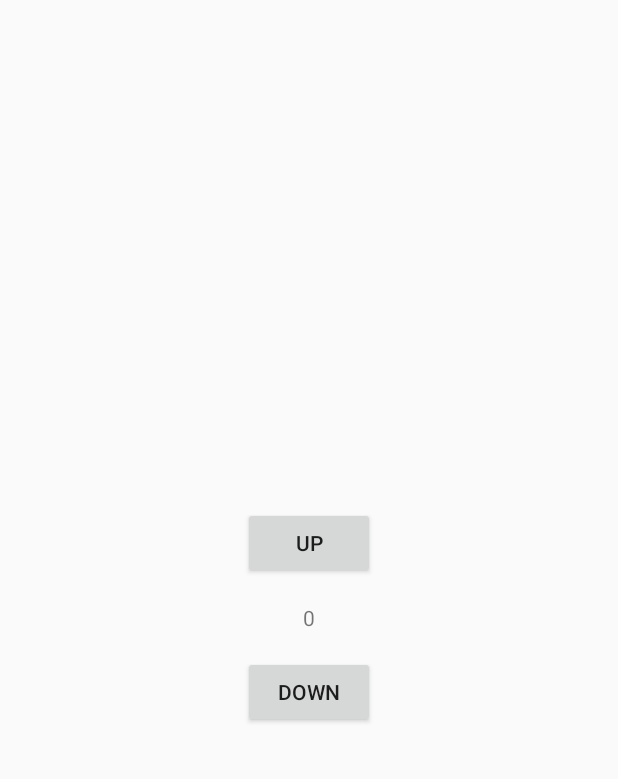
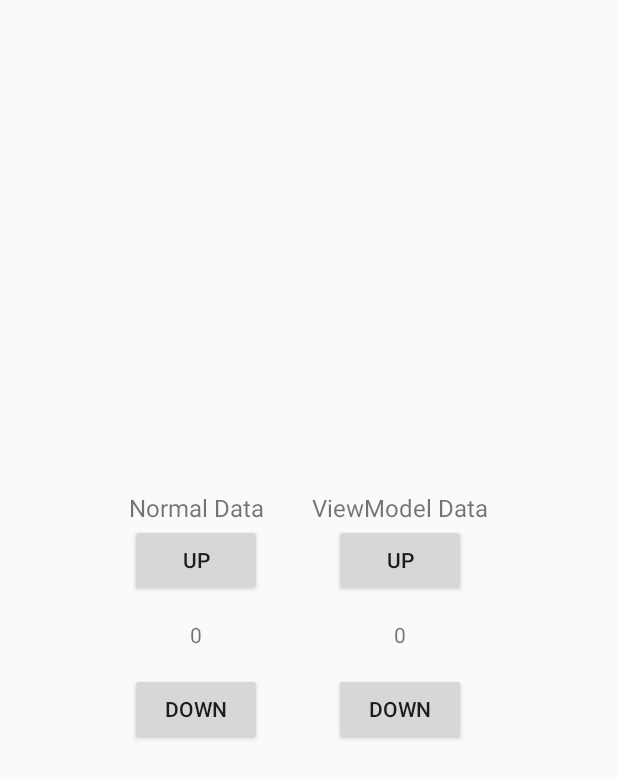
Before and after one commit to riiid-hwanik/AndroidArchitectureComponents, an Android app: the layout activity_main.xml on its own in the app's theme, with its tools: preview values and no code run, on a phone screen of 412 x 824 dp. Shown: the top 779 px of the screen. Run offline under Robolectric (Android 15) with nearby library versions, the phone set to English and light mode, and no system bars.

Commit message:
ViewModel & RxJava

```diff
--- a/app/build.gradle
+++ b/app/build.gradle
@@ -36,6 +36,8 @@ dependencies {
     testCompile 'junit:junit:4.12'
     annotationProcessor 'android.arch.lifecycle:compiler:1.0.0-alpha3'
     compile "io.reactivex.rxjava2:rxjava:2.1.1"
+    compile 'com.jakewharton.rxrelay2:rxrelay:2.0.0'
+
 }
 
 repositories {
--- a/app/src/main/res/layout/activity_main.xml
+++ b/app/src/main/res/layout/activity_main.xml
@@ -4,10 +4,24 @@
     xmlns:tools="http://schemas.android.com/tools"
     android:layout_width="match_parent"
     android:layout_height="match_parent"
+    android:gravity="center"
+    tools:context="com.example.hi.architecturecomponents.view.MainActivity"
+    >
+
+    <LinearLayout
+        android:layout_width="wrap_content"
+        android:layout_height="wrap_content"
+        android:layout_marginEnd="32dp"
+        android:gravity="center"
         android:orientation="vertical"
-    tools:context="com.example.hi.architecturecomponents.view.MainActivity"
-    android:gravity="center"
         >
+
+        <TextView
+            android:layout_width="wrap_content"
+            android:layout_height="wrap_content"
+            android:text="Normal Data"
+            android:textSize="16sp"
+            />
 
         <Button
             android:id="@+id/btnUp"
@@ -31,5 +45,44 @@
             android:layout_height="wrap_content"
             android:text="down"
             />
+    </LinearLayout>
+
+    <LinearLayout
+        android:layout_width="wrap_content"
+        android:layout_height="wrap_content"
+        android:gravity="center"
+        android:orientation="vertical"
+        >
+
+        <TextView
+            android:layout_width="wrap_content"
+            android:layout_height="match_parent"
+            android:text="ViewModel Data"
+            android:textSize="16sp"
+            />
+
+        <Button
+            android:id="@+id/btnUp1"
+            android:layout_width="wrap_content"
+            android:layout_height="wrap_content"
+            android:text="up"
+            />
+
+        <TextView
+            android:id="@+id/tvCount1"
+            android:layout_width="wrap_content"
+            android:layout_height="wrap_content"
+            android:layout_margin="16dp"
+            android:gravity="center"
+            android:text="0"
+            />
+
+        <Button
+            android:id="@+id/btnDown1"
+            android:layout_width="wrap_content"
+            android:layout_height="wrap_content"
+            android:text="down"
+            />
+    </LinearLayout>
 
 </LinearLayout>
```
Also changed, not shown: app/src/main/java/com/example/hi/architecturecomponents/model/CountViewModel.kt (+8 -12 lines), app/src/main/java/com/example/hi/architecturecomponents/model/Counter.kt (added, +23 -0 lines), app/src/main/java/com/example/hi/architecturecomponents/view/MainActivity.kt (+26 -10 lines), 1 other file. Lines whose indentation alone changed are shown as unchanged.
